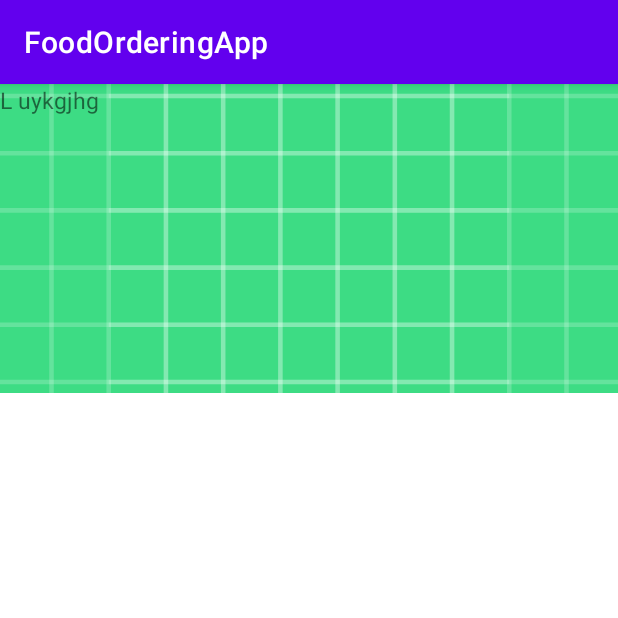
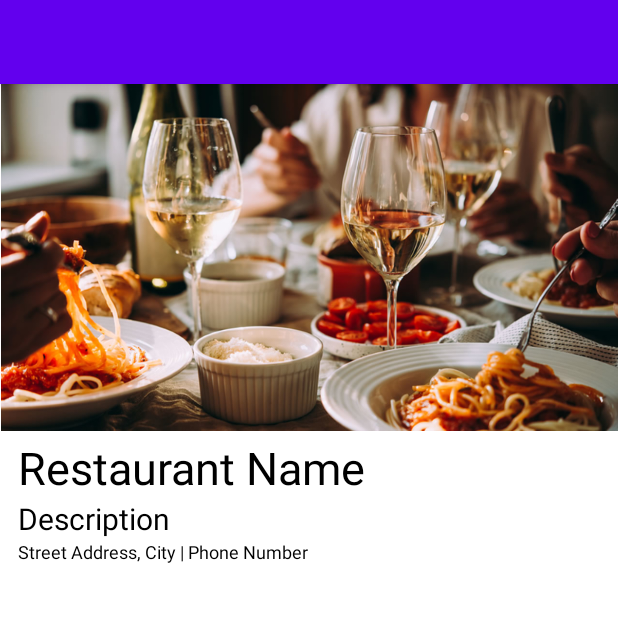
Before and after one commit to Markus-Tai/Food-Ordering-App, an Android app: the fragment RestaurantHeader shown on its own in the app's theme, on a phone screen of 412 x 824 dp, the top half of it. Run offline under Robolectric (Android 15) with nearby library versions, the phone set to English and light mode, and no system bars.

Commit message:
Added basic template for design

```diff
--- a/app/src/main/res/layout/activity_main.xml
+++ b/app/src/main/res/layout/activity_main.xml
@@ -1,4 +1,5 @@
 <?xml version="1.0" encoding="utf-8"?>
+
 <ScrollView
     xmlns:android="http://schemas.android.com/apk/res/android"
     xmlns:app="http://schemas.android.com/apk/res-auto"
@@ -6,6 +7,8 @@
     android:layout_width="match_parent"
     android:layout_height="match_parent"
     tools:context=".MainActivity">
+
+
 
     <LinearLayout
         android:id="@+id/linear_layout"
--- a/app/src/main/res/layout/fragment_restaurant_header.xml
+++ b/app/src/main/res/layout/fragment_restaurant_header.xml
@@ -1,61 +1,98 @@
 <?xml version="1.0" encoding="utf-8"?>
-<androidx.constraintlayout.widget.ConstraintLayout xmlns:android="http://schemas.android.com/apk/res/android"
+<androidx.constraintlayout.widget.ConstraintLayout
+    xmlns:android="http://schemas.android.com/apk/res/android"
     xmlns:tools="http://schemas.android.com/tools"
     android:layout_width="match_parent"
-    android:layout_height="match_parent"
+    android:layout_height="wrap_content"
     xmlns:app="http://schemas.android.com/apk/res-auto"
     tools:context=".RestaurantHeader">
 
     <ImageView
-    android:id="@+id/image_restaurant"
+        android:id="@+id/image_view"
         android:layout_width="match_parent"
         android:layout_height="0dp"
-    android:scaleType="centerCrop"
-    app:layout_constraintDimensionRatio="2:1"
+        android:scaleType="centerInside"
+        app:layout_constraintDimensionRatio="16:9"
+        app:layout_constraintEnd_toEndOf="parent"
+        app:layout_constraintStart_toStartOf="parent"
         app:layout_constraintTop_toTopOf="parent"
-    app:layout_constraintLeft_toLeftOf="parent"
-    app:layout_constraintRight_toRightOf="parent"
-    android:src="@drawable/ic_launcher_background"
-    android:contentDescription=""/>
+        app:srcCompat="@drawable/restaurant"
+        android:contentDescription="Restaurant Image" />
+
+    <TextView
+        android:id="@+id/name_text_view"
+        android:layout_width="0dp"
+        android:layout_height="wrap_content"
+        android:layout_marginHorizontal="12dp"
+        android:layout_marginTop="4dp"
+        android:text="Restaurant Name"
+        android:textColor="@color/black"
+        android:textSize="30sp"
+        app:layout_constraintEnd_toEndOf="parent"
+        app:layout_constraintStart_toStartOf="parent"
+        app:layout_constraintTop_toBottomOf="@id/image_view" />
+
+    <TextView
+        android:id="@+id/short_description_text_view"
+        android:layout_width="0dp"
+        android:layout_height="wrap_content"
+        android:layout_marginHorizontal="12dp"
+        android:text="Description"
+        android:textColor="@color/black"
+        android:textSize="20sp"
+        app:layout_constraintEnd_toEndOf="parent"
+        app:layout_constraintStart_toStartOf="parent"
+        app:layout_constraintTop_toBottomOf="@id/name_text_view" />
 
     <LinearLayout
-        app:layout_constraintTop_toTopOf="@id/image_restaurant"
-        android:orientation="vertical"
-        app:layout_constraintLeft_toLeftOf="parent"
-        app:layout_constraintRight_toRightOf="parent"
-        android:layout_width="match_parent"
-        android:layout_height="match_parent">
+        android:id="@+id/linear_layout"
+        android:layout_width="0dp"
+        android:layout_height="wrap_content"
+        android:layout_marginHorizontal="12dp"
+        android:layout_marginBottom="12dp"
+        app:layout_constraintEnd_toEndOf="parent"
+        app:layout_constraintStart_toStartOf="parent"
+        app:layout_constraintTop_toBottomOf="@id/short_description_text_view"
+        app:layout_constraintBottom_toBottomOf="parent">
 
         <TextView
-        android:id="@+id/text_name"
-        android:layout_width="match_parent"
-        android:layout_height="match_parent"
-        android:text="L uykgjhg"
-        android:textSize="15sp"/>
-    <TextView
-        android:id="@+id/text_description"
-        android:layout_width="match_parent"
-        android:layout_height="match_parent"
-        android:text="gkjhghjg"
-        android:textSize="15sp"/>
+            android:id="@+id/street_address_text_view"
+            android:layout_width="wrap_content"
+            android:layout_height="wrap_content"
+            android:text="Street Address"
+            android:textColor="@color/black"
+            android:textSize="12sp" />
 
         <TextView
-        android:id="@+id/text_street_name"
             android:layout_width="wrap_content"
             android:layout_height="wrap_content"
-        android:text="L champ"
-        android:textSize="15sp"/>
+            android:text=", "
+            android:textColor="@color/black"
+            android:textSize="12sp" />
+
         <TextView
-        android:id="@+id/text_city"
+            android:id="@+id/city_text_view"
             android:layout_width="wrap_content"
             android:layout_height="wrap_content"
-        android:text="L champ"
-        android:textSize="15sp"/>
+            android:text="City"
+            android:textColor="@color/black"
+            android:textSize="12sp" />
+
         <TextView
-        android:id="@+id/text_number"
             android:layout_width="wrap_content"
             android:layout_height="wrap_content"
-        android:text="L champ"
-        android:textSize="15sp"/>
+            android:text=" | "
+            android:textColor="@color/black"
+            android:textSize="12sp" />
+
+        <TextView
+            android:id="@+id/phone_number_text_view"
+            android:layout_width="wrap_content"
+            android:layout_height="wrap_content"
+            android:text="Phone Number"
+            android:textColor="@color/black"
+            android:textSize="12sp" />
+
     </LinearLayout>
+
 </androidx.constraintlayout.widget.ConstraintLayout>
--- a/app/src/main/res/values/strings.xml
+++ b/app/src/main/res/values/strings.xml
@@ -1,5 +1,5 @@
 <resources>
-    <string name="app_name">FoodOrderingApp</string>
+    <string name="Meal_Port">FoodOrderingApp</string>
     <!-- TODO: Remove or change this placeholder text -->
     <string name="hello_blank_fragment">Hello blank fragment</string>
 </resources>
```
Also changed, not shown: app/src/main/java/com/example/foodorderingapp/Cart.java (+12 -4 lines). Lines whose indentation alone changed are shown as unchanged.
